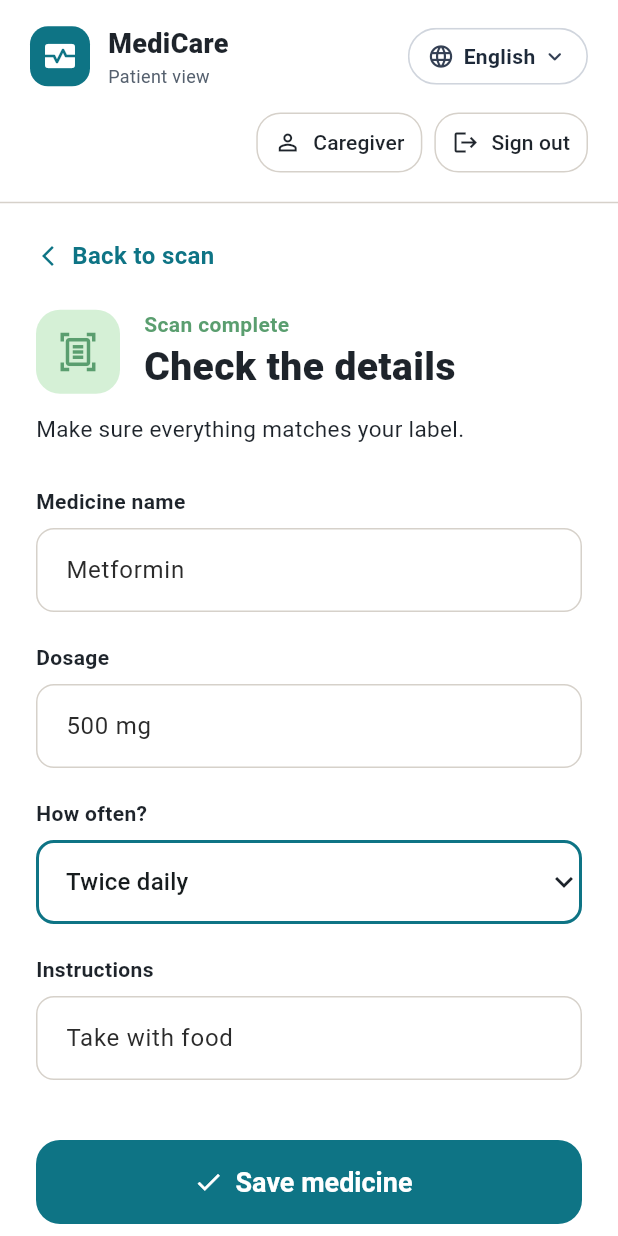
After one commit to divyanjali2/medicare-app, a Flutter app: the AddManuallyScreen screen opened directly, on a phone screen of 412 x 824 dp. The commit adds this screen. Run offline on Flutter 3.47's test engine with Material 3 defaults, Android fonts, the phone set to English and light mode, and no system bars; our stand-ins replace cloud_firestore, connectivity_plus, firebase_auth, flutter_local_notifications, sqflite; missing offline and left inert: google_mlkit_text_recognition; accounts and stored records are empty.

Commit message:
feat: add medicine screen and localization support for English and Sinhala

```diff
--- a/lib/l10n/app_localizations.dart
+++ b/lib/l10n/app_localizations.dart
@@ -487,6 +487,54 @@ abstract class AppLocalizations {
   /// In en, this message translates to:
   /// **'Tip: Place the bottle on a flat surface with good lighting.'**
   String get addMedicineTip;
+
+  /// No description provided for @backToScan.
+  ///
+  /// In en, this message translates to:
+  /// **'Back to scan'**
+  String get backToScan;
+
+  /// No description provided for @scanComplete.
+  ///
+  /// In en, this message translates to:
+  /// **'Scan complete'**
+  String get scanComplete;
+
+  /// No description provided for @checkDetailsTitle.
+  ///
+  /// In en, this message translates to:
+  /// **'Check the details'**
+  String get checkDetailsTitle;
+
+  /// No description provided for @checkDetailsSubtitle.
+  ///
+  /// In en, this message translates to:
+  /// **'Make sure everything matches your label.'**
+  String get checkDetailsSubtitle;
+
+  /// No description provided for @medicineNameLabel.
+  ///
+  /// In en, this message translates to:
+  /// **'Medicine name'**
+  String get medicineNameLabel;
+
+  /// No description provided for @dosageLabel.
+  ///
+  /// In en, this message translates to:
+  /// **'Dosage'**
+  String get dosageLabel;
+
+  /// No description provided for @frequencyLabel.
+  ///
+  /// In en, this message translates to:
+  /// **'How often?'**
+  String get frequencyLabel;
+
+  /// No description provided for @instructionsLabel.
+  ///
+  /// In en, this message translates to:
+  /// **'Instructions'**
+  String get instructionsLabel;
 }
 
 class _AppLocalizationsDelegate
--- a/lib/l10n/app_localizations_en.dart
+++ b/lib/l10n/app_localizations_en.dart
@@ -210,4 +210,28 @@ class AppLocalizationsEn extends AppLocalizations {
   @override
   String get addMedicineTip =>
       'Tip: Place the bottle on a flat surface with good lighting.';
+
+  @override
+  String get backToScan => 'Back to scan';
+
+  @override
+  String get scanComplete => 'Scan complete';
+
+  @override
+  String get checkDetailsTitle => 'Check the details';
+
+  @override
+  String get checkDetailsSubtitle => 'Make sure everything matches your label.';
+
+  @override
+  String get medicineNameLabel => 'Medicine name';
+
+  @override
+  String get dosageLabel => 'Dosage';
+
+  @override
+  String get frequencyLabel => 'How often?';
+
+  @override
+  String get instructionsLabel => 'Instructions';
 }
--- a/lib/l10n/app_localizations_si.dart
+++ b/lib/l10n/app_localizations_si.dart
@@ -213,4 +213,29 @@ class AppLocalizationsSi extends AppLocalizations {
   @override
   String get addMedicineTip =>
       'ඉඟිය: හොඳ ආලෝකයක් සහිත පැතලි මතුපිටක් මත බෝතලය තබන්න.';
+
+  @override
+  String get backToScan => 'ස්කෑන් කිරීම වෙත ආපසු යන්න';
+
+  @override
+  String get scanComplete => 'ස්කෑන් කිරීම සම්පූර්ණයි';
+
+  @override
+  String get checkDetailsTitle => 'විස්තර පරීක්ෂා කරන්න';
+
+  @override
+  String get checkDetailsSubtitle =>
+      'සෑම දෙයක්ම ඔබේ ලේබලයට ගැලපෙන බවට වග බලා ගන්න.';
+
+  @override
+  String get medicineNameLabel => 'වෛද් ‍ ය විද් ‍ යාවේ නම';
+
+  @override
+  String get dosageLabel => 'matrawa';
+
+  @override
+  String get frequencyLabel => 'නිතරම කනවද?';
+
+  @override
+  String get instructionsLabel => 'උපදෙස්';
 }
--- a/lib/l10n/app_si.arb
+++ b/lib/l10n/app_si.arb
@@ -64,5 +64,13 @@
   "addMedicineSubtitle": "වෛද් ‍ ය ලේබලය මත ඔබේ කැමරාව යොමු කරන්න.",
   "scanMedicineLabelSubtitle": "අපි ඔබ වෙනුවෙන් විස්තර පුරවන්නෙමු",
   "orText": "හෝ",
-  "addMedicineTip": "ඉඟිය: හොඳ ආලෝකයක් සහිත පැතලි මතුපිටක් මත බෝතලය තබන්න."
+  "addMedicineTip": "ඉඟිය: හොඳ ආලෝකයක් සහිත පැතලි මතුපිටක් මත බෝතලය තබන්න.",
+  "backToScan": "ස්කෑන් කිරීම වෙත ආපසු යන්න",
+  "scanComplete": "ස්කෑන් කිරීම සම්පූර්ණයි",
+  "checkDetailsTitle": "විස්තර පරීක්ෂා කරන්න",
+  "checkDetailsSubtitle": "සෑම දෙයක්ම ඔබේ ලේබලයට ගැලපෙන බවට වග බලා ගන්න.",
+  "medicineNameLabel": "වෛද් ‍ ය විද් ‍ යාවේ නම",
+  "dosageLabel": "matrawa",
+  "frequencyLabel": "නිතරම කනවද?",
+  "instructionsLabel": "උපදෙස්"
 }
--- /dev/null
+++ b/lib/screens/add_manually_screen.dart
@@ -0,0 +1,311 @@
+import 'package:flutter/material.dart';
+
+import '../l10n/app_localizations.dart';
+import '../theme/app_theme.dart';
+import '../widgets/language_selector.dart';
+import 'welcome_screen.dart';
+
+class AddManuallyScreen extends StatefulWidget {
+  final bool isFromScan;
+
+  const AddManuallyScreen({super.key, this.isFromScan = true});
+
+  @override
+  State<AddManuallyScreen> createState() => _AddManuallyScreenState();
+}
+
+class _AddManuallyScreenState extends State<AddManuallyScreen> {
+  final _nameController = TextEditingController(text: 'Metformin');
+  final _dosageController = TextEditingController(text: '500 mg');
+  final _instructionsController = TextEditingController(text: 'Take with food');
+
+  int _frequencyIndex = 0; // "Twice daily"
+
+  @override
+  void dispose() {
+    _nameController.dispose();
+    _dosageController.dispose();
+    _instructionsController.dispose();
+    super.dispose();
+  }
+
+  Widget _buildFieldLabel(String label) {
+    return Padding(
+      padding: const EdgeInsets.only(bottom: 8.0, top: 20.0),
+      child: Text(
+        label,
+        style: const TextStyle(
+          fontSize: 14,
+          fontWeight: FontWeight.w600,
+          color: AppColors.textDark,
+        ),
+      ),
+    );
+  }
+
+  Widget _buildTextField(TextEditingController controller) {
+    return TextFormField(
+      controller: controller,
+      style: const TextStyle(fontSize: 16),
+      decoration: InputDecoration(
+        contentPadding: const EdgeInsets.symmetric(horizontal: 16, vertical: 16),
+        enabledBorder: OutlineInputBorder(
+          borderRadius: BorderRadius.circular(12),
+          borderSide: const BorderSide(color: AppColors.borderSubtle),
+        ),
+        focusedBorder: OutlineInputBorder(
+          borderRadius: BorderRadius.circular(12),
+          borderSide: const BorderSide(color: AppColors.brandTeal, width: 2),
+        ),
+      ),
+    );
+  }
+
+  @override
+  Widget build(BuildContext context) {
+    final l10n = AppLocalizations.of(context);
+    final frequencies = ['Twice daily', 'Once daily', 'As needed'];
+
+    return Scaffold(
+      backgroundColor: Colors.white,
+      body: SafeArea(
+        child: Column(
+          children: [
+            // Top Bar
+            Padding(
+              padding: const EdgeInsets.fromLTRB(20, 16, 20, 12),
+              child: Row(
+                mainAxisAlignment: MainAxisAlignment.spaceBetween,
+                children: [
+                  Row(
+                    children: [
+                      Container(
+                        width: 40,
+                        height: 40,
+                        decoration: BoxDecoration(
+                          color: AppColors.brandTeal,
+                          borderRadius: BorderRadius.circular(12),
+                        ),
+                        child: const Center(
+                          child: Icon(Icons.monitor_heart, color: Colors.white, size: 24),
+                        ),
+                      ),
+                      const SizedBox(width: 12),
+                      Column(
+                        crossAxisAlignment: CrossAxisAlignment.start,
+                        children: [
+                          Text(
+                            l10n?.appName ?? 'MediCare',
+                            style: const TextStyle(
+                              fontSize: 18,
+                              fontWeight: FontWeight.w800,
+                              color: AppColors.textDark,
+                            ),
+                          ),
+                          Text(
+                            l10n?.patientViewSubtitle ?? 'Patient view',
+                            style: const TextStyle(
+                              fontSize: 12,
+                              color: AppColors.textMuted,
+                            ),
+                          ),
+                        ],
+                      ),
+                    ],
+                  ),
+                  const LanguagePillSelector(),
+                ],
+              ),
+            ),
+
+            // Action Bar
+            Padding(
+              padding: const EdgeInsets.symmetric(horizontal: 20),
+              child: Row(
+                mainAxisAlignment: MainAxisAlignment.end,
+                children: [
+                  OutlinedButton.icon(
+                    onPressed: () {},
+                    icon: const Icon(Icons.person_outline, size: 18),
+                    label: Text(l10n?.caregiverMode ?? 'Caregiver'),
+                    style: OutlinedButton.styleFrom(
+                      foregroundColor: AppColors.textDark,
+                      side: const BorderSide(color: AppColors.borderSubtle),
+                      padding: const EdgeInsets.symmetric(horizontal: 12, vertical: 8),
+                      shape: RoundedRectangleBorder(borderRadius: BorderRadius.circular(16)),
+                    ),
+                  ),
+                  const SizedBox(width: 8),
+                  OutlinedButton.icon(
+                    onPressed: () {
+                      Navigator.of(context).pushAndRemoveUntil(
+                        MaterialPageRoute(builder: (_) => const WelcomeScreen()),
+                        (r) => false,
+                      );
+                    },
+                    icon: const Icon(Icons.logout, size: 18),
+                    label: Text(l10n?.signOutButton ?? 'Sign out'),
+                    style: OutlinedButton.styleFrom(
+                      foregroundColor: AppColors.textDark,
+                      side: const BorderSide(color: AppColors.borderSubtle),
+                      padding: const EdgeInsets.symmetric(horizontal: 12, vertical: 8),
+                      shape: RoundedRectangleBorder(borderRadius: BorderRadius.circular(16)),
+                    ),
+                  ),
+                ],
+              ),
+            ),
+
+            const Padding(
+              padding: EdgeInsets.symmetric(vertical: 8.0),
+              child: Divider(color: AppColors.borderSubtle),
+            ),
+
+            // Form Content
+            Expanded(
+              child: SingleChildScrollView(
+                padding: const EdgeInsets.symmetric(horizontal: 24, vertical: 8),
+                child: Column(
+                  crossAxisAlignment: CrossAxisAlignment.start,
+                  children: [
+                    GestureDetector(
+                      onTap: () => Navigator.of(context).pop(),
+                      child: Row(
+                        mainAxisSize: MainAxisSize.min,
+                        children: [
+                          const Icon(Icons.arrow_back_ios_new, size: 16, color: AppColors.brandTeal),
+                          const SizedBox(width: 8),
+                          Text(
+                            l10n?.backToScan ?? 'Back to scan',
+                            style: const TextStyle(
+                              fontSize: 16,
+                              fontWeight: FontWeight.bold,
+                              color: AppColors.brandTeal,
+                            ),
+                          ),
+                        ],
+                      ),
+                    ),
+                    const SizedBox(height: 24),
+
+                    if (widget.isFromScan) ...[
+                      Row(
+                        children: [
+                          Container(
+                            width: 56,
+                            height: 56,
+                            decoration: BoxDecoration(
+                              color: const Color(0xFFD5F0D6),
+                              borderRadius: BorderRadius.circular(16),
+                            ),
+                            child: const Center(
+                              child: Icon(Icons.document_scanner_outlined, color: AppColors.statusTaken, size: 28),
+                            ),
+                          ),
+                          const SizedBox(width: 16),
+                          Expanded(
+                            child: Column(
+                              crossAxisAlignment: CrossAxisAlignment.start,
+                              children: [
+                                Text(
+                                  l10n?.scanComplete ?? 'Scan complete',
+                                  style: const TextStyle(
+                                    fontSize: 14,
+                                    fontWeight: FontWeight.bold,
+                                    color: AppColors.statusTaken,
+                                  ),
+                                ),
+                                Text(
+                                  l10n?.checkDetailsTitle ?? 'Check the details',
+                                  style: const TextStyle(
+                                    fontSize: 26,
+                                    fontWeight: FontWeight.w800,
+                                    color: AppColors.textDark,
+                                  ),
+                                ),
+                              ],
+                            ),
+                          ),
+                        ],
+                      ),
+                      const SizedBox(height: 12),
+                      Text(
+                        l10n?.checkDetailsSubtitle ?? 'Make sure everything matches your label.',
+                        style: const TextStyle(fontSize: 15, color: AppColors.textDark),
+                      ),
+                    ],
+
+                    const SizedBox(height: 8),
+
+                    // Fields
+                    _buildFieldLabel(l10n?.medicineNameLabel ?? 'Medicine name'),
+                    _buildTextField(_nameController),
+
+                    _buildFieldLabel(l10n?.dosageLabel ?? 'Dosage'),
+                    _buildTextField(_dosageController),
+
+                    _buildFieldLabel(l10n?.frequencyLabel ?? 'How often?'),
+                    DropdownButtonFormField<int>(
+                      value: _frequencyIndex,
+                      icon: const Icon(Icons.keyboard_arrow_down, color: AppColors.textDark),
+                      decoration: InputDecoration(
+                        contentPadding: const EdgeInsets.symmetric(horizontal: 16, vertical: 16),
+                        enabledBorder: OutlineInputBorder(
+                          borderRadius: BorderRadius.circular(12),
+                          borderSide: const BorderSide(color: AppColors.brandTeal, width: 2),
+                        ),
+                        focusedBorder: OutlineInputBorder(
+                          borderRadius: BorderRadius.circular(12),
+                          borderSide: const BorderSide(color: AppColors.brandTeal, width: 2),
+                        ),
+                      ),
+                      items: List.generate(frequencies.length, (index) {
+                        return DropdownMenuItem(
+                          value: index,
+                          child: Text(frequencies[index]),
+                        );
+                      }),
+                      onChanged: (val) {
+                        if (val != null) setState(() => _frequencyIndex = val);
+                      },
+                    ),
+
+                    _buildFieldLabel(l10n?.instructionsLabel ?? 'Instructions'),
+                    _buildTextField(_instructionsController),
+
+                    const SizedBox(height: 40),
+
+                    // Save Button
+                    SizedBox(
+                      width: double.infinity,
+                      height: 56,
+                      child: ElevatedButton.icon(
+                        onPressed: () {
+                          Navigator.of(context).pop();
+                        },
+                        icon: const Icon(Icons.check, size: 20),
+                        label: Text(
+                          l10n?.saveMedicine ?? 'Save medicine',
+                          style: const TextStyle(fontSize: 18, fontWeight: FontWeight.bold),
+                        ),
+                        style: ElevatedButton.styleFrom(
+                          backgroundColor: AppColors.brandTeal,
+                          foregroundColor: Colors.white,
+                          shape: RoundedRectangleBorder(
+                            borderRadius: BorderRadius.circular(16),
+                          ),
+                          elevation: 0,
+                        ),
+                      ),
+                    ),
+                    const SizedBox(height: 40),
+                  ],
+                ),
+              ),
+            ),
+          ],
+        ),
+      ),
+    );
+  }
+}
--- a/lib/screens/add_medicine_screen.dart
+++ b/lib/screens/add_medicine_screen.dart
@@ -8,6 +8,7 @@ import '../widgets/language_selector.dart';
 import 'today_dashboard_screen.dart';
 import 'pill_calendar_screen.dart';
 import 'welcome_screen.dart';
+import 'add_manually_screen.dart';
 
 class AddMedicineScreen extends StatefulWidget {
   const AddMedicineScreen({super.key});
@@ -161,7 +162,15 @@ class _AddMedicineScreenState extends State<AddMedicineScreen> {
                     const SizedBox(height: 32),
 
                     // Scan Box
-                    CustomPaint(
+                    GestureDetector(
+                      onTap: () {
+                        Navigator.of(context).push(
+                          MaterialPageRoute(
+                            builder: (_) => const AddManuallyScreen(isFromScan: true),
+                          ),
+                        );
+                      },
+                      child: CustomPaint(
                         painter: DashedRectPainter(
                           color: AppColors.brandTeal,
                           strokeWidth: 1.5,
@@ -210,6 +219,7 @@ class _AddMedicineScreenState extends State<AddMedicineScreen> {
                           ),
                         ),
                       ),
+                    ),
 
                     const SizedBox(height: 32),
 
@@ -235,7 +245,13 @@ class _AddMedicineScreenState extends State<AddMedicineScreen> {
                       width: double.infinity,
                       height: 56,
                       child: OutlinedButton.icon(
-                        onPressed: () {},
+                        onPressed: () {
+                          Navigator.of(context).push(
+                            MaterialPageRoute(
+                              builder: (_) => const AddManuallyScreen(isFromScan: false),
+                            ),
+                          );
+                        },
                         icon: const Icon(Icons.add, size: 20),
                         label: Text(
                           l10n?.enterManually ?? 'Enter manually',
```
Lines whose indentation alone changed are shown as unchanged.
